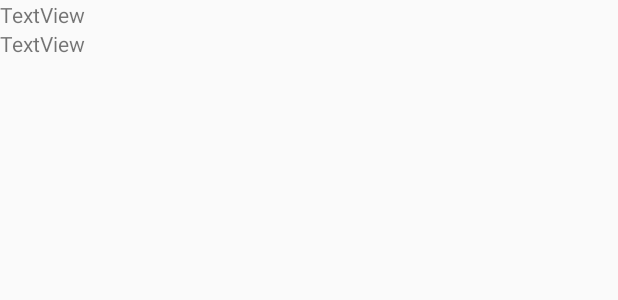
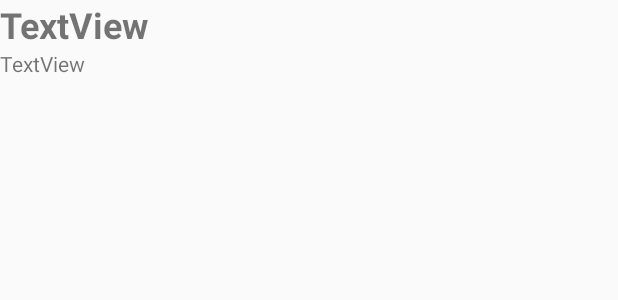
Before and after one commit to JuanJou/AyDS-2018-A1-Projecto-Alpha, an Android app: the layout services_main.xml on its own in the app's theme, with its tools: preview values and no code run, on a phone screen of 412 x 824 dp. Shown: the top 300 px of the screen. Run offline under Robolectric (Android 15) with nearby library versions, the phone set to English and light mode, and no system bars.

Commit message:
Borro prueba del listview y agrando el tamaño del font del source

```diff
--- a/ADictionaryAlpha/app/src/main/res/layout/services_main.xml
+++ b/ADictionaryAlpha/app/src/main/res/layout/services_main.xml
@@ -8,7 +8,9 @@
         android:id="@+id/source"
         android:layout_width="match_parent"
         android:layout_height="wrap_content"
-        android:text="TextView" />
+        android:text="TextView"
+        android:textSize="24sp"
+        android:textStyle="bold" />
 
     <TextView
         android:id="@+id/serviceResponse"
```
Also changed, not shown: ADictionaryAlpha/app/src/main/java/ayds/dictionary/alpha/View/SearchItemViewActivity.java (+0 -15 lines).
